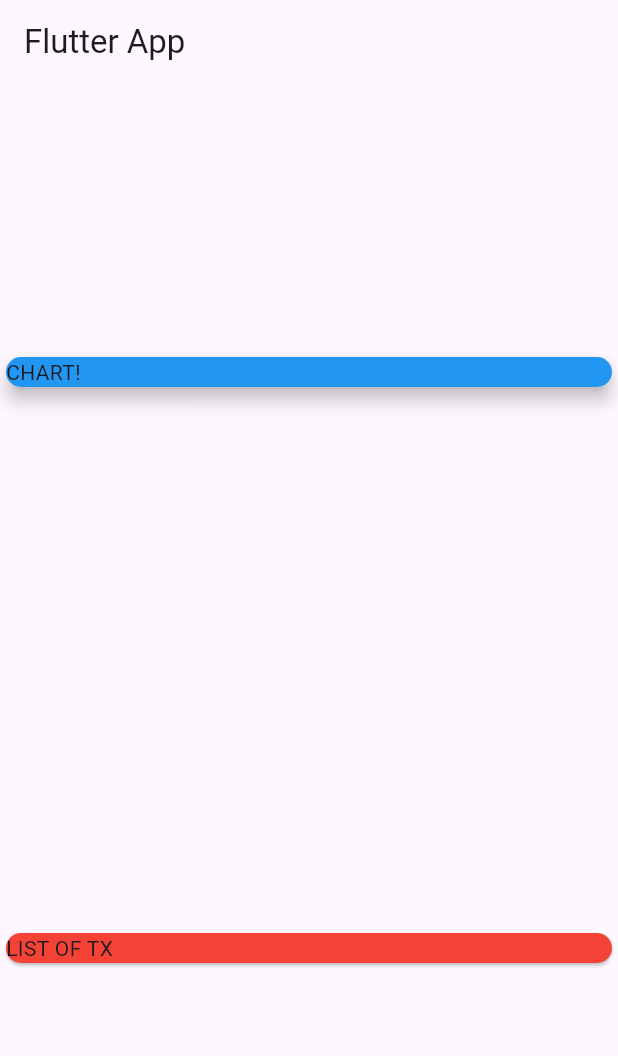
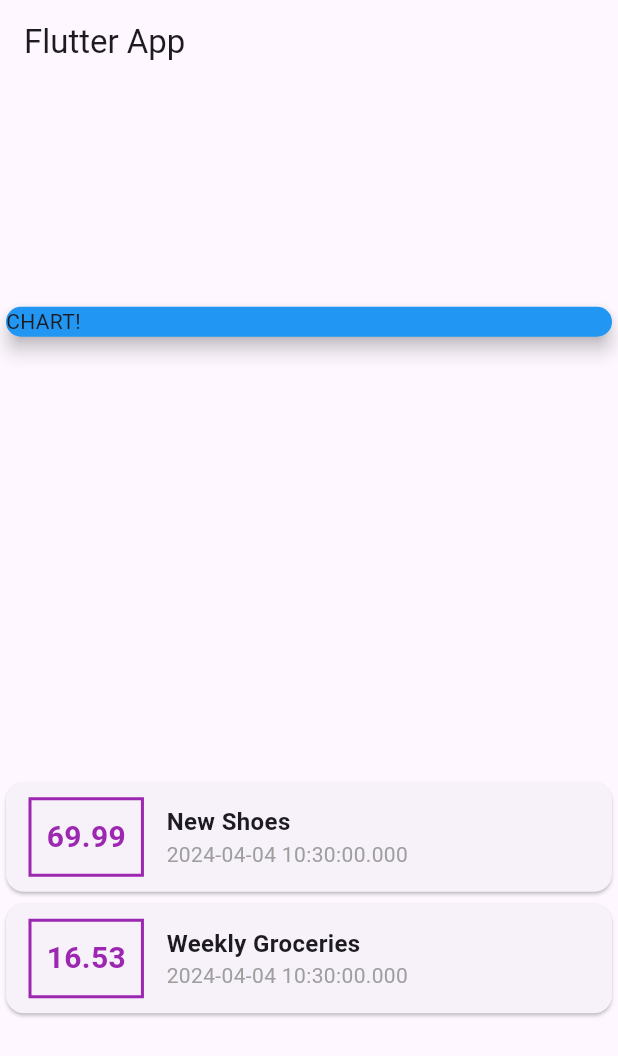
Before and after one commit to mocfaisal/personal_expense, a Flutter app: the screen it shows after launch, on a phone screen of 412 x 824 dp. Shown: the top 1056 px of the screen. Run offline on Flutter 3.47's test engine with Material 3 defaults, Android fonts, the phone set to English and light mode, and no system bars.

Commit message:
feat: Add Step 4

```diff
--- a/lib/main.dart
+++ b/lib/main.dart
@@ -1,4 +1,6 @@
 import 'package:flutter/material.dart';
+
+import './transaction.dart';
 
 void main() => runApp(MyApp());
 
@@ -13,6 +15,21 @@
 }
 
 class MyHomePage extends StatelessWidget {
+  final List<Transaction> transactions = [
+    Transaction(
+      id: 't1',
+      title: 'New Shoes',
+      amount: 69.99,
+      date: DateTime.now(),
+    ),
+    Transaction(
+      id: 't2',
+      title: 'Weekly Groceries',
+      amount: 16.53,
+      date: DateTime.now(),
+    ),
+  ];
+
   @override
   Widget build(BuildContext context) {
     return Scaffold(
@@ -31,9 +48,54 @@
               elevation: 5,
             ),
           ),
-          Card(
-            color: Colors.red,
-            child: Text('LIST OF TX'),
+          Column(
+            children: transactions.map((tx) {
+              return Card(
+                child: Row(
+                  children: <Widget>[
+                    Container(
+                      margin: EdgeInsets.symmetric(
+                        vertical: 10,
+                        horizontal: 15,
+                      ),
+                      decoration: BoxDecoration(
+                        border: Border.all(
+                          color: Colors.purple,
+                          width: 2,
+                        ),
+                      ),
+                      padding: EdgeInsets.all(10),
+                      child: Text(
+                        tx.amount.toString(),
+                        style: TextStyle(
+                          fontWeight: FontWeight.bold,
+                          fontSize: 20,
+                          color: Colors.purple,
+                        ),
+                      ),
+                    ),
+                    Column(
+                      crossAxisAlignment: CrossAxisAlignment.start,
+                      children: <Widget>[
+                        Text(
+                          tx.title,
+                          style: TextStyle(
+                            fontSize: 16,
+                            fontWeight: FontWeight.bold,
+                          ),
+                        ),
+                        Text(
+                          tx.date.toString(),
+                          style: TextStyle(
+                            color: Colors.grey,
+                          ),
+                        ),
+                      ],
+                    ),
+                  ],
+                ),
+              );
+            }).toList(),
           ),
         ],
       ),
--- /dev/null
+++ b/lib/transaction.dart
@@ -0,0 +1,15 @@
+import 'package:flutter/foundation.dart';
+
+class Transaction {
+  final String id;
+  final String title;
+  final double amount;
+  final DateTime date;
+
+  Transaction({
+    required this.id,
+    required this.title,
+    required this.amount,
+    required this.date,
+  });
+}
```
